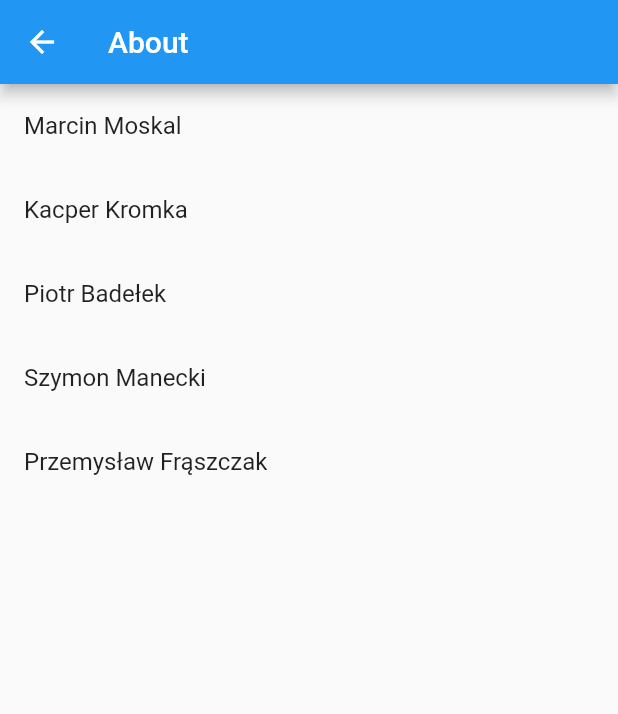
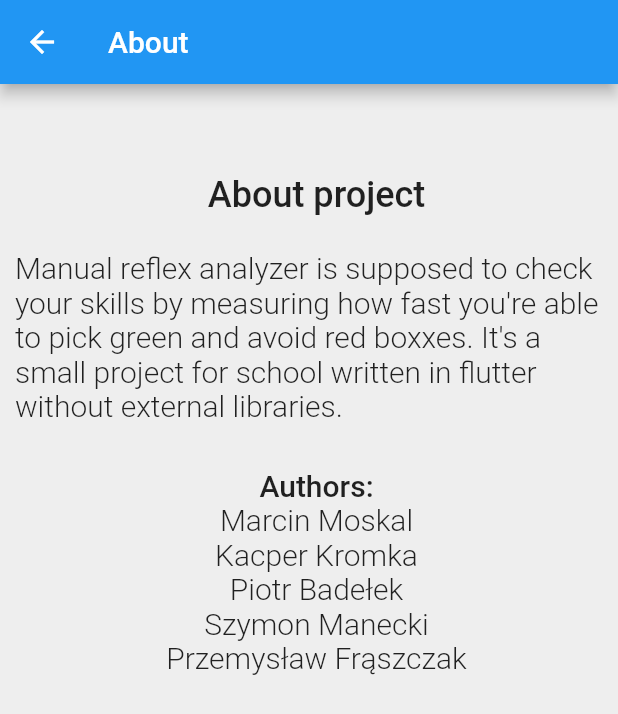
Before and after one commit to mmskl/aplikacje-mobilne-30900147, a Flutter app: the About screen opened by its route, on a phone screen of 412 x 824 dp. Shown: the top 714 px of the screen. Run offline on Flutter 3.47's test engine with Material 2 defaults, Android fonts, the phone set to English and light mode, and no system bars.

Commit message:
Add about-me and timer for the game

```diff
--- a/lib/main.dart
+++ b/lib/main.dart
@@ -2,6 +2,7 @@ import 'package:flutter/material.dart';
 import 'dart:developer' as developer;
 import 'dart:collection';
 import 'dart:math';
+import 'dart:async';
 
 void main() => runApp(App());
 
@@ -35,10 +36,13 @@ class NavDrawer extends StatelessWidget {
       child: ListView(
         /* padding: EdgeInsets.zero, */
         children: <Widget>[
-          DrawerHeader(
+          Container(
+            height: 55,
+            child: DrawerHeader(
               child: Text(
-              'Side menu',
-              style: TextStyle(color: Colors.white, fontSize: 15),
+                'Menu',
+                style: TextStyle(fontSize: 15),
+              ),
             ),
           ),
           ListTile(
@@ -95,10 +99,46 @@ class _GameState extends State<Game> {
   bool _is_logged_in = false;
   String _who_is_logged_in = 'anonymous';
 
+
+  Timer? _timer;
+  Duration _playTime = Duration(seconds: 60);
+
+  void startTimer() {
+    _timer =
+        Timer.periodic(Duration(seconds: 1), (_) => setCountDown());
+  }
+  void stopTimer() {
+    setState(() => _timer!.cancel());
+  }
+  void resetTimer() {
+    stopTimer();
+    setState(() => _playTime = Duration(days: 5));
+  }
+
+  void setCountDown() {
+    final reduceSecondsBy = 1;
+    setState(() {
+      final seconds = _playTime.inSeconds - reduceSecondsBy;
+      if (seconds < 0) {
+        _timer!.cancel();
+      } else {
+        _playTime = Duration(seconds: seconds);
+      }
+    });
+  }
+
+  @override
+  void dispose() {
+    _timer!.cancel();
+    super.dispose();
+  }
+
+
   void _startGame() {
     setState(() {
       _is_game_playing = true;
     });
+    startTimer();
   }
 
 
@@ -107,6 +147,15 @@ class _GameState extends State<Game> {
     if (_is_logged_in) { return false; }
 
     return true;
+  }
+
+
+  // just min and sec
+  String _printDuration(Duration duration) {
+    String twoDigits(int n) => n.toString().padLeft(2, "0");
+    String twoDigitMinutes = twoDigits(duration.inMinutes.remainder(60));
+    String twoDigitSeconds = twoDigits(duration.inSeconds.remainder(60));
+    return "$twoDigitMinutes:$twoDigitSeconds";
   }
 
 
@@ -137,7 +186,7 @@ class _GameState extends State<Game> {
 
     return Scaffold(
       appBar: AppBar(
-        title: const Text('AppBar Demo'),
+        title: const Text('Manual reflex analyzer'),
         actions: <Widget>[
           TextButton(
             style: style,
@@ -166,6 +215,16 @@ class _GameState extends State<Game> {
           ]
         )
       ),
+      bottomNavigationBar: BottomAppBar(
+        color: Colors.white,
+        child: Container(
+          child: Text(_printDuration(_playTime),
+            style: TextStyle(
+              fontSize: 28,
+              fontWeight: FontWeight.w500),
+          ),
+        ),
+      ),
       floatingActionButton: Visibility(
         visible: _showButton(),
         child:  FloatingActionButton.extended(
@@ -177,8 +236,6 @@ class _GameState extends State<Game> {
       );
   }
 }
-
-
 
 class About extends StatelessWidget {
   const About({super.key});
@@ -194,29 +251,68 @@ class About extends StatelessWidget {
     ];
 
     return Scaffold(
+      backgroundColor: Colors.grey[200],
       appBar: AppBar(
         title: Text('About'),
       ),
       body: Container(
-        alignment: Alignment.centerRight,
-        child: Align(
-          alignment: Alignment.centerRight,
+        width: MediaQuery.of(context).size.width,
+        height: MediaQuery.of(context).size.height,
+        child: Stack(
+          alignment: AlignmentDirectional.center,
+          children: [
+            // This set the position of the inside Container to top-left
+          Align(
+            alignment: Alignment.topLeft,
+            child: Container(
+              margin: const EdgeInsets.only(top: 60, bottom: 0, left: 10),
+              child: Column(
+                mainAxisAlignment: MainAxisAlignment.center,
+                children: [
+                  Container(
+                    child: Text(
+                      'About project',
+                      style: TextStyle(
+                        fontSize: 24,
+                        fontWeight: FontWeight.w500),
+                    )),
+                  Container(
+                    child: Text(
+                      '\nManual reflex analyzer is supposed to check your skills by measuring how fast you\'re able to pick green and avoid red boxxes. It\'s a small project for school written in flutter without external libraries.',
+                      style:
+                      TextStyle(fontSize: 20, fontWeight: FontWeight.w300),
+                    )),
+                  Container(
+                    margin: const EdgeInsets.only(top: 30),
+                    child: Text('Authors:',
+                      style: TextStyle(
+                        fontSize: 20,
+                        fontWeight: FontWeight.w500)
+                    )
+                  ),
+                  Expanded(
                     child: ListView.builder(
                       itemCount: authors.length,
-            prototypeItem: ListTile(
-              title: Text(authors.first),
+                      itemBuilder: (context, index) {
+                        return Center(
+                          child: Text(authors[index], style: TextStyle(fontSize: 20, fontWeight: FontWeight.w300))
+                        );
+                      }
+                    )),
+                  ],
                   ),
-            itemBuilder: (context, index) {
-              return ListTile(
-                title: Text(authors[index]),
-              );
-            },
                   ),
+                  ),
+
+
+                  ],
                   ),
                   ),
                   );
   }
 }
+
+
 
 
 
```
Lines whose indentation alone changed are shown as unchanged.
